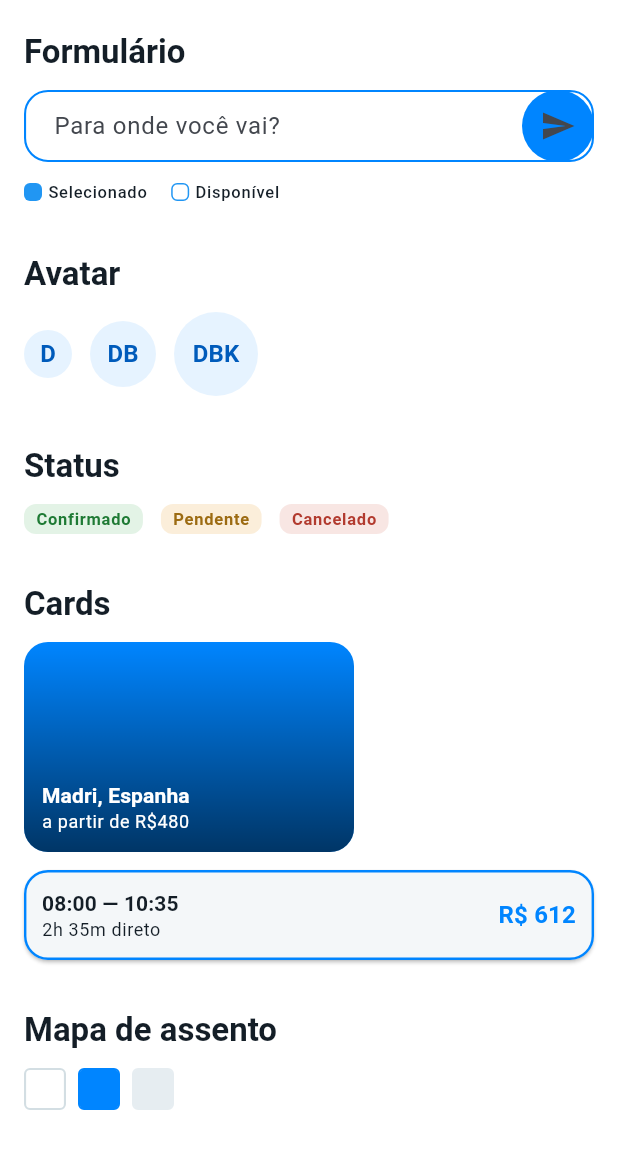
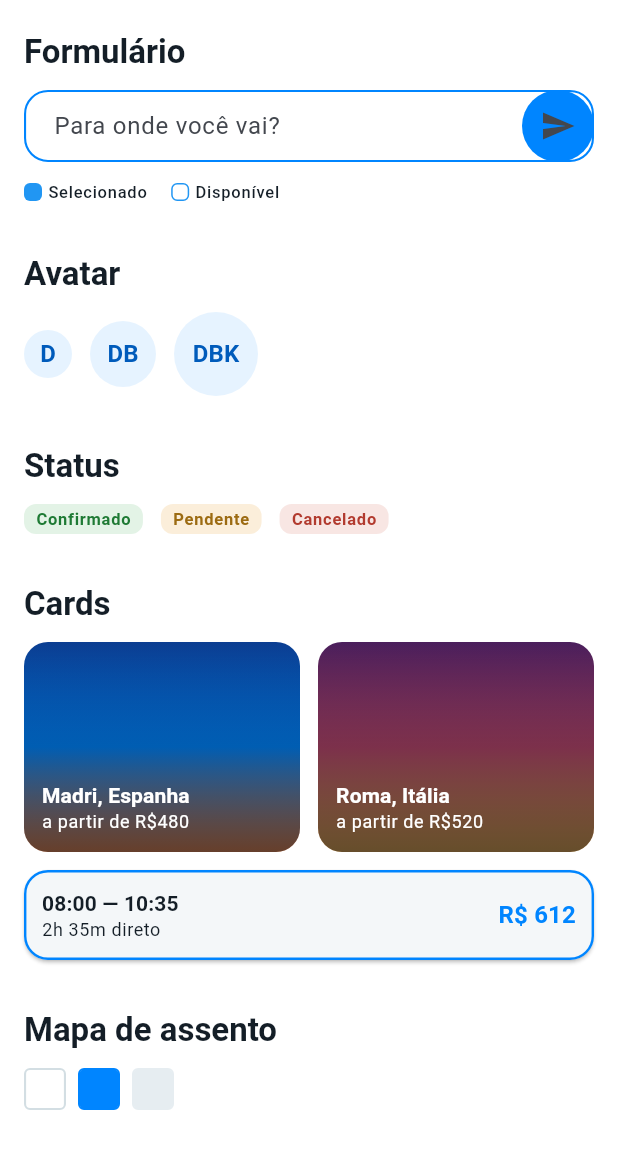
Before and after one commit to diegoferreiracaetano/dbook_mobile, a Flutter app: the screen it shows after launch, scrolled down 576 dp, on a phone screen of 412 x 824 dp, the part 84-1236 px from its top. Run offline on Flutter 3.47's test engine with Material 3 defaults, Android fonts, the phone set to English and light mode, and no system bars; our stand-ins replace google_fonts.

Commit message:
feat(design_system): use travel-gradient backgrounds in card demo
DbookDestinationCard takes a Decoration, so a flat color demo hid what
the component is actually built for. Swap it for sky-at-dusk gradients
per destination — keeps the sample offline-safe and copyright-free,
matching the placeholder-until-real-data pattern already used by
DbookQrPlaceholder (real photos come once the API is wired, M4/M5).

```diff
--- a/packages/dbook_design_system/sample/lib/main.dart
+++ b/packages/dbook_design_system/sample/lib/main.dart
@@ -298,6 +298,21 @@ class _StatusBadgeSection extends StatelessWidget {
 class _CardsSection extends StatelessWidget {
   const _CardsSection();
 
+  // Gradientes decorativos que substituem a foto real do destino — até o
+  // dado vier da API (M4/M5) com a foto de verdade, isso evita depender de
+  // uma imagem de terceiro embutida no repo ou de rede nos testes.
+  static const _madridSky = LinearGradient(
+    begin: Alignment.topCenter,
+    end: Alignment.bottomCenter,
+    colors: [Color(0xFF0B3D91), Color(0xFF0085FF), Color(0xFFFF9D6C)],
+  );
+
+  static const _romeSky = LinearGradient(
+    begin: Alignment.topCenter,
+    end: Alignment.bottomCenter,
+    colors: [Color(0xFF4A1E5C), Color(0xFFB1456B), Color(0xFFFFC26B)],
+  );
+
   @override
   Widget build(BuildContext context) {
     return _Section(
@@ -305,15 +320,32 @@ class _CardsSection extends StatelessWidget {
       child: Column(
         crossAxisAlignment: CrossAxisAlignment.start,
         children: [
-          SizedBox(
+          Row(
+            children: [
+              Expanded(
+                child: SizedBox(
                   height: 140,
-            width: 220,
                   child: DbookDestinationCard(
                     title: 'Madri, Espanha',
                     subtitle: 'a partir de R\$480',
-              background: const BoxDecoration(color: Color(0xFF0085FF)),
+                    background: const BoxDecoration(gradient: _madridSky),
                     onTap: () {},
                   ),
+                ),
+              ),
+              const SizedBox(width: DbookSpacing.md),
+              Expanded(
+                child: SizedBox(
+                  height: 140,
+                  child: DbookDestinationCard(
+                    title: 'Roma, Itália',
+                    subtitle: 'a partir de R\$520',
+                    background: const BoxDecoration(gradient: _romeSky),
+                    onTap: () {},
+                  ),
+                ),
+              ),
+            ],
           ),
           const SizedBox(height: DbookSpacing.md),
           DbookFlightResultTile(
```
Lines whose indentation alone changed are shown as unchanged.
